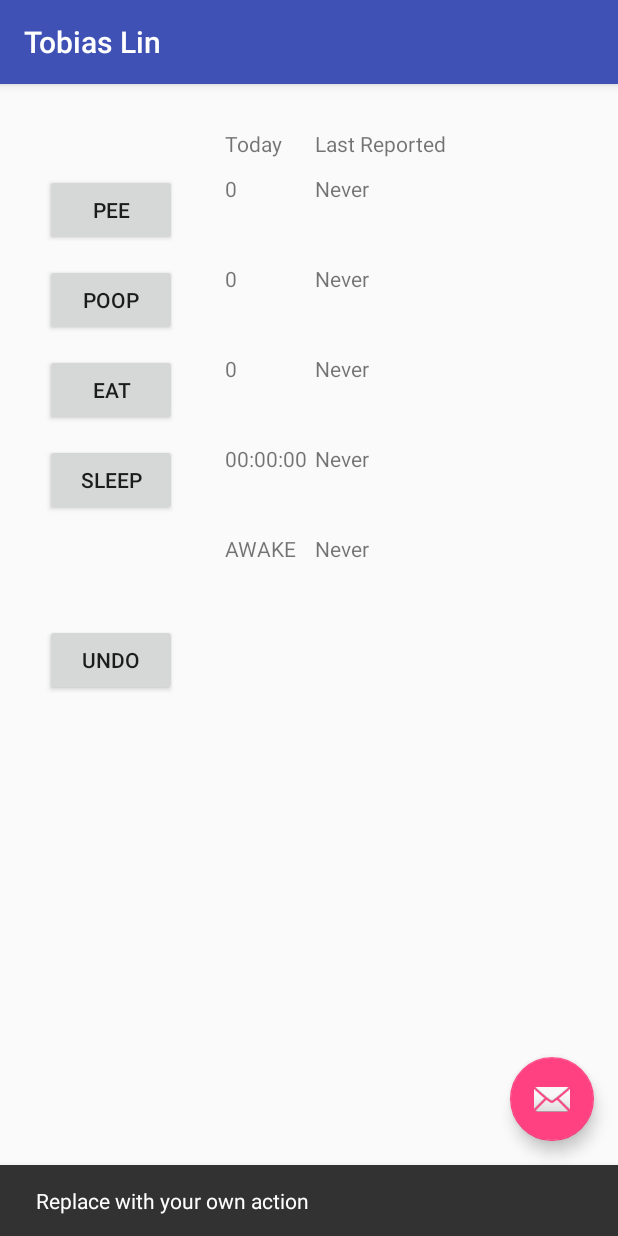
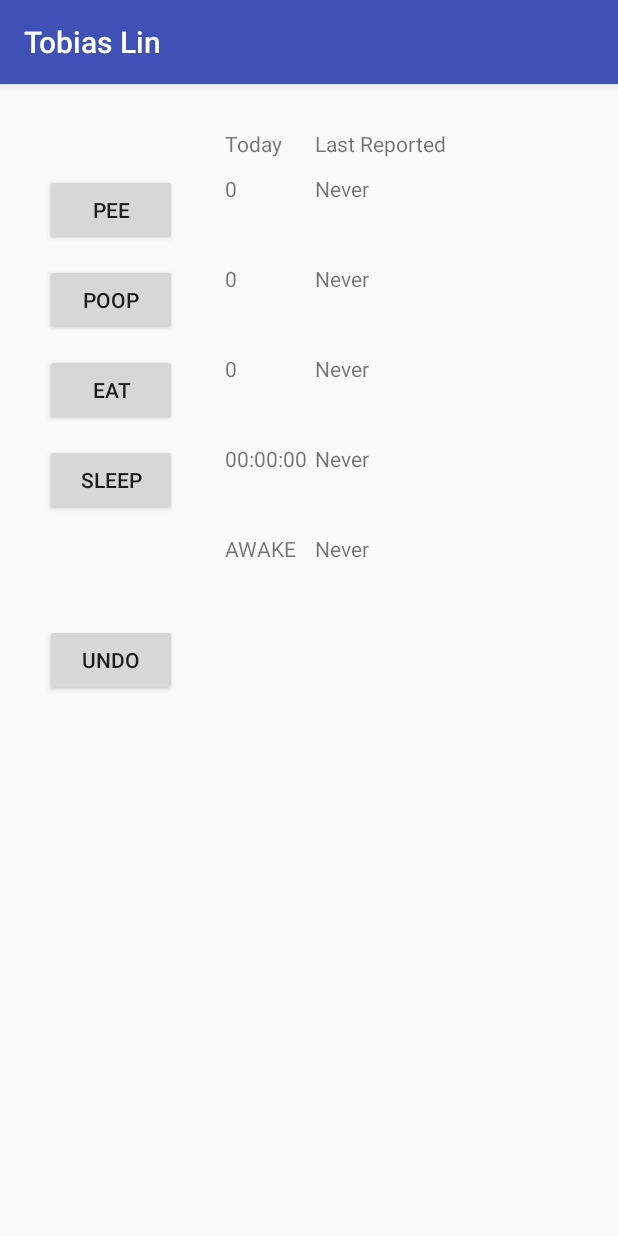
Before and after one commit to OppArtemis/Hypnos, an Android app: the screen it shows after launch once a user with an empty profile is signed in (MainActivity), after a tap on "PEE", on a phone screen of 412 x 824 dp. Run offline under Robolectric (Android 15) with nearby library versions, the phone set to English and light mode, and no system bars; our stand-ins replace Firebase (no records; nobody signed in at launch, a user with empty details on screens opened directly); libraries missing offline, so code that uses them is left out: com.firebase.ui; 1 other tap on this screen came first.

Commit message:
Removed floating action button

```diff
--- a/Hypnos/app/src/main/java/com/artemis/hypnos/android/MainActivity.java
+++ b/Hypnos/app/src/main/java/com/artemis/hypnos/android/MainActivity.java
@@ -60,14 +60,14 @@ public class MainActivity extends AppCompatActivity {
 //        Toolbar toolbar = (Toolbar) findViewById(R.id.toolbar);
 //        setSupportActionBar(toolbar);
 
-        FloatingActionButton fab = (FloatingActionButton) findViewById(R.id.fab);
-        fab.setOnClickListener(new View.OnClickListener() {
-            @Override
-            public void onClick(View view) {
-                Snackbar.make(view, "Replace with your own action", Snackbar.LENGTH_LONG)
-                        .setAction("Action", null).show();
-            }
-        });
+//        FloatingActionButton fab = (FloatingActionButton) findViewById(R.id.fab);
+//        fab.setOnClickListener(new View.OnClickListener() {
+//            @Override
+//            public void onClick(View view) {
+//                Snackbar.make(view, "Replace with your own action", Snackbar.LENGTH_LONG)
+//                        .setAction("Action", null).show();
+//            }
+//        });
 
         // set ui
 //        mTxtBabyName = findViewById(R.id.txtBabyName);
--- a/Hypnos/app/src/main/res/layout/activity_main.xml
+++ b/Hypnos/app/src/main/res/layout/activity_main.xml
@@ -20,14 +20,14 @@
 
     <!--</android.support.design.widget.AppBarLayout>-->
 
-    <include layout="@layout/content_babyui" />
+    <include layout="@layout/content_main" />
 
-    <android.support.design.widget.FloatingActionButton
-        android:id="@+id/fab"
-        android:layout_width="wrap_content"
-        android:layout_height="wrap_content"
-        android:layout_gravity="bottom|end"
-        android:layout_margin="@dimen/fab_margin"
-        app:srcCompat="@android:drawable/ic_dialog_email" />
+    <!--<android.support.design.widget.FloatingActionButton-->
+        <!--android:id="@+id/fab"-->
+        <!--android:layout_width="wrap_content"-->
+        <!--android:layout_height="wrap_content"-->
+        <!--android:layout_gravity="bottom|end"-->
+        <!--android:layout_margin="@dimen/fab_margin"-->
+        <!--app:srcCompat="@android:drawable/ic_dialog_email" />-->
 
 </android.support.design.widget.CoordinatorLayout>
```
Also changed, not shown: Hypnos/app/src/main/res/layout/content_main.xml (renamed from Hypnos/app/src/main/res/layout/content_babyui.xml).
